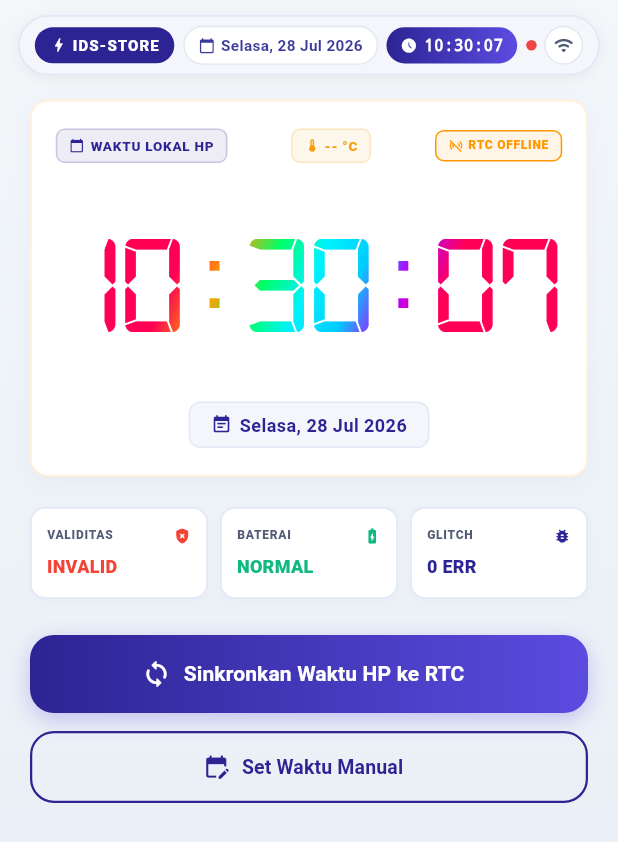
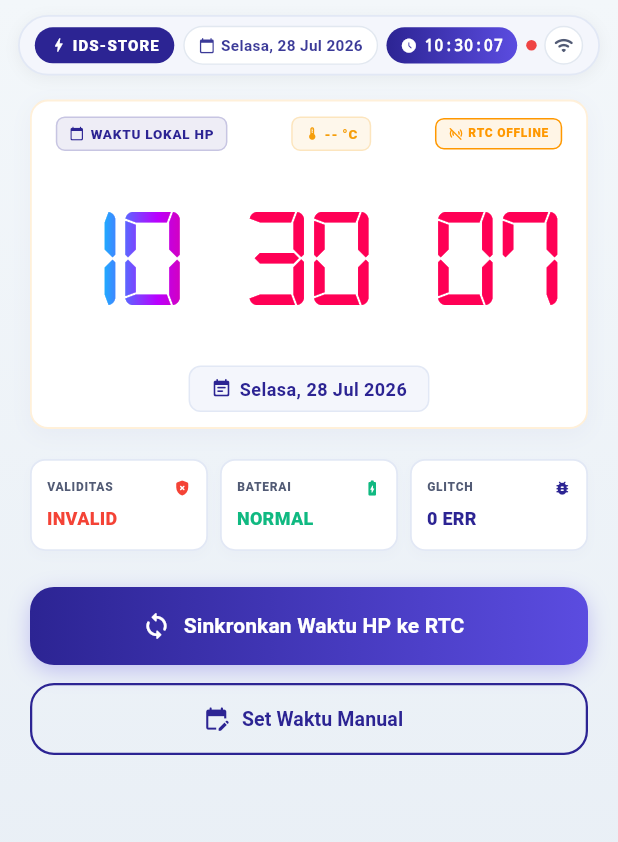
Before and after one commit to nh-hadi/RTC_CONTROL, a Flutter app: the screen it shows after launch, on a phone screen of 412 x 824 dp. Shown: the top 842 px of the screen. Run offline on Flutter 3.47's test engine with Material 3 defaults, Android fonts, the phone set to English and light mode, and no system bars.

Commit message:
feat: buat titik dua jam berkedip setiap 500ms secara stabil

```diff
--- a/lib/main.dart
+++ b/lib/main.dart
@@ -45,8 +45,10 @@ class RtcHomeScreen extends StatefulWidget {
 class _RtcHomeScreenState extends State<RtcHomeScreen> with SingleTickerProviderStateMixin {
   final EspUdpService _udpService = EspUdpService();
   Timer? _localClockTimer;
+  Timer? _blinkTimer;
   DateTime _now = DateTime.now();
   late AnimationController _rgbAnimationController;
+  bool _showColon = true;
 
   @override
   void initState() {
@@ -59,15 +61,23 @@ class _RtcHomeScreenState extends State<RtcHomeScreen> with SingleTickerProvider
         });
       }
     });
+    _blinkTimer = Timer.periodic(const Duration(milliseconds: 500), (_) {
+      if (mounted) {
+        setState(() {
+          _showColon = !_showColon;
+        });
+      }
+    });
     _rgbAnimationController = AnimationController(
       vsync: this,
-      duration: const Duration(seconds: 4), // Durasi 4 detik per siklus
-    )..repeat();
+      duration: const Duration(seconds: 4), // Durasi 4 detik bolak-balik
+    )..repeat(reverse: true);
   }
 
   @override
   void dispose() {
     _localClockTimer?.cancel();
+    _blinkTimer?.cancel();
     _rgbAnimationController.dispose();
     super.dispose();
   }
@@ -244,7 +254,7 @@ class _RtcHomeScreenState extends State<RtcHomeScreen> with SingleTickerProvider
 
     return Container(
       width: double.infinity,
-      padding: const EdgeInsets.symmetric(horizontal: 16, vertical: 18),
+      padding: const EdgeInsets.symmetric(horizontal: 16, vertical: 10),
       decoration: BoxDecoration(
         color: Colors.white,
         borderRadius: BorderRadius.circular(12), // Border radius biasa
@@ -358,7 +368,7 @@ class _RtcHomeScreenState extends State<RtcHomeScreen> with SingleTickerProvider
               ),
             ],
           ),
-          const SizedBox(height: 14),
+          const SizedBox(height: 4),
 
           // GIANT HIGH-TECH DIGITAL CLOCK DISPLAY (Running RGB Pelangi)
           FittedBox(
@@ -369,6 +379,9 @@ class _RtcHomeScreenState extends State<RtcHomeScreen> with SingleTickerProvider
                 final double animVal = _rgbAnimationController.value;
                 return ShaderMask(
                   shaderCallback: (bounds) {
+                    // Geser koordinat X secara horizontal bolak-balik (ping-pong)
+                    final double startX = animVal * 3.0 - 2.0;
+                    final double endX = animVal * 3.0 - 0.5;
                     return LinearGradient(
                       colors: const [
                         Color(0xFFFF0055), // Red Neon
@@ -379,8 +392,8 @@ class _RtcHomeScreenState extends State<RtcHomeScreen> with SingleTickerProvider
                         Color(0xFFB900FF), // Violet
                         Color(0xFFFF0055), // Loop kembali ke Red
                       ],
-                      begin: Alignment(math.sin(animVal * 2 * math.pi) * 1.5, -0.5),
-                      end: Alignment(math.sin((animVal + 0.5) * 2 * math.pi) * 1.5, 0.5),
+                      begin: Alignment(startX, 0.0),
+                      end: Alignment(endX, 0.0),
                     ).createShader(bounds);
                   },
                   child: Row(
@@ -397,9 +410,9 @@ class _RtcHomeScreenState extends State<RtcHomeScreen> with SingleTickerProvider
                           letterSpacing: 0.0, // ← TIDAK JAUH-JAUH LAGI
                         ),
                       ),
-                      const Text(
-                        ':',
-                        style: TextStyle(
+                      Text(
+                        _showColon ? ':' : ' ',
+                        style: const TextStyle(
                           fontSize: 88,
                           fontWeight: FontWeight.normal,
                           color: Colors.white,
@@ -417,9 +430,9 @@ class _RtcHomeScreenState extends State<RtcHomeScreen> with SingleTickerProvider
                           letterSpacing: 0.0,
                         ),
                       ),
-                      const Text(
-                        ':',
-                        style: TextStyle(
+                      Text(
+                        _showColon ? ':' : ' ',
+                        style: const TextStyle(
                           fontSize: 88,
                           fontWeight: FontWeight.normal,
                           color: Colors.white,
@@ -443,7 +456,7 @@ class _RtcHomeScreenState extends State<RtcHomeScreen> with SingleTickerProvider
               },
             ),
           ),
-          const SizedBox(height: 10),
+          const SizedBox(height: 4),
 
           // FULL DETAILED DATE DISPLAY
           Container(
```
